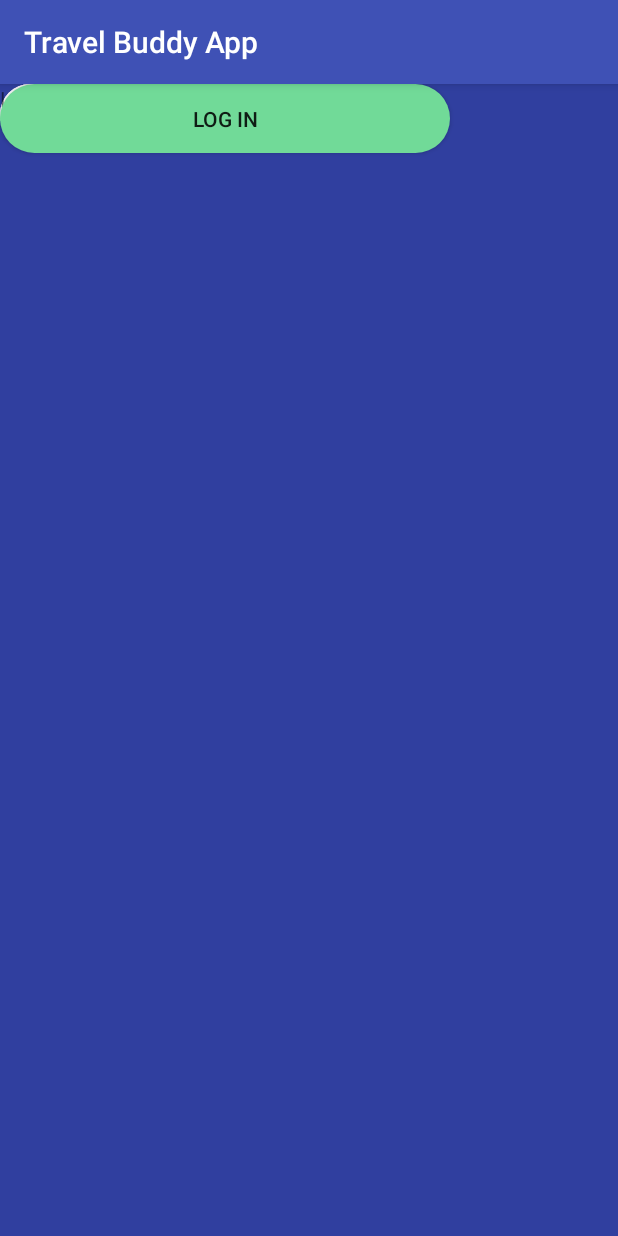
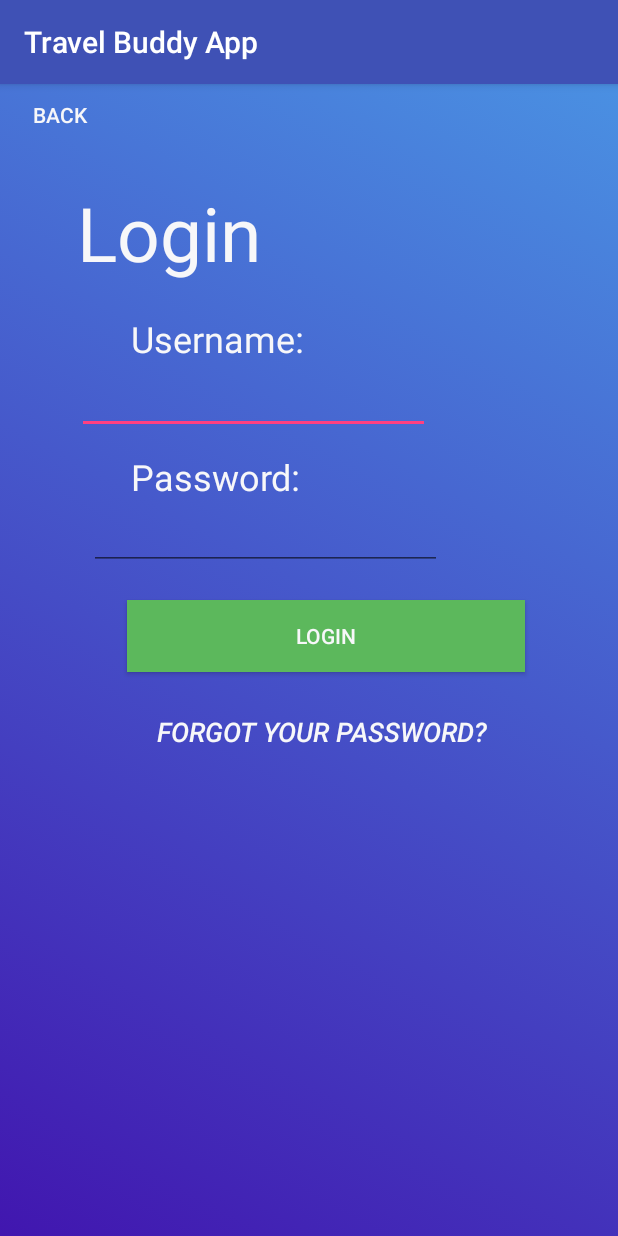
Before and after one commit to ITRW324project/webdev_TravelBuddy, an Android app: the LoginAct screen opened directly, with no data from a screen before it, on a phone screen of 412 x 824 dp. Run offline under Robolectric (Android 15) with nearby library versions, the phone set to English and light mode, and no system bars.

Commit message:
List trip destination UI
Login UI fixed.  Gradient color schemes.  Trip List still needs some rendering

```diff
--- a/Mobile_App/MyApplication/app/src/main/res/drawable/editbutton_Style.xml
+++ b/Mobile_App/MyApplication/app/src/main/res/drawable/editbutton_style.xml
@@ -3,7 +3,7 @@
     <item >
         <shape android:shape="rectangle">
             <corners android:radius="50dp"/>
-            <solid android:color="#71DA98"/>
+            <solid android:color="#5cb85c"/>
         </shape>
     </item>
 </selector>
--- /dev/null
+++ b/Mobile_App/MyApplication/app/src/main/res/drawable/gradient_blue.xml
@@ -0,0 +1,13 @@
+<?xml version="1.0" encoding="utf-8"?>
+<selector xmlns:android="http://schemas.android.com/apk/res/android">
+    <item>
+        <shape>
+            <gradient
+                android:angle="45"
+                android:startColor="#4116af"
+                android:endColor="#4a90e2"
+                android:type="linear"
+                />
+        </shape>
+    </item>
+</selector>
--- a/Mobile_App/MyApplication/app/src/main/res/layout/activity_login.xml
+++ b/Mobile_App/MyApplication/app/src/main/res/layout/activity_login.xml
@@ -4,49 +4,107 @@
     xmlns:tools="http://schemas.android.com/tools"
     android:layout_width="match_parent"
     android:layout_height="match_parent"
-    android:background="@color/colorPrimaryDark"
-    tools:context="travel_buddyapp.travelbuddyapp.LoginAct">
+    tools:context="travel_buddyapp.travelbuddyapp.LoginAct"
+    tools:layout_editor_absoluteY="81dp"
+    tools:layout_editor_absoluteX="0dp"
+    android:background="@drawable/gradient_blue">
 
     <Button
-        android:id="@+id/button"
-        style="@style/ButtonStyle"
-        android:layout_width="300dp"
-        android:layout_height="46dp"
-        android:text="Log in"
-        tools:layout_editor_absoluteX="30dp"
-        tools:layout_editor_absoluteY="336dp" />
+        android:id="@+id/login_button"
+        android:layout_width="265dp"
+        android:layout_height="48dp"
+        android:layout_marginEnd="62dp"
+        android:layout_marginRight="42dp"
+        android:layout_marginStart="62dp"
+        android:layout_marginTop="20dp"
+        android:background="#5cb85c"
+        android:text="Login"
+        android:textColor="#f7f7f9"
+        app:layout_constraintRight_toRightOf="parent"
+        app:layout_constraintTop_toBottomOf="@+id/password_text" />
 
     <EditText
-        android:id="@+id/editText"
-        style="@style/editText_style"
-        android:layout_width="250dp"
+        android:id="@+id/username_text"
+        android:layout_width="235dp"
         android:layout_height="40dp"
+        android:layout_marginLeft="-22dp"
+        android:layout_marginTop="7dp"
         android:inputType="textEmailAddress"
-        tools:layout_editor_absoluteX="56dp"
-        tools:layout_editor_absoluteY="202dp" />
+        app:layout_constraintLeft_toRightOf="@+id/back_button"
+        app:layout_constraintTop_toBottomOf="@+id/username_label" />
 
     <EditText
-        android:id="@+id/editText2"
-        style="@style/editText_style"
-        android:layout_width="250dp"
+        android:id="@+id/password_text"
+        android:layout_width="235dp"
         android:layout_height="40dp"
+        android:layout_marginLeft="8dp"
+        android:layout_marginTop="6dp"
         android:inputType="textPassword"
-        tools:layout_editor_absoluteX="55dp"
-        tools:layout_editor_absoluteY="266dp" />
+        app:layout_constraintLeft_toLeftOf="@+id/username_text"
+        app:layout_constraintTop_toBottomOf="@+id/password_label" />
 
     <TextView
-        android:id="@+id/textView"
-        style="@style/Text_Style"
-        android:text="Forgot your password?"
-        tools:layout_editor_absoluteX="0dp"
-        tools:layout_editor_absoluteY="397dp" />
+        android:id="@+id/login_label"
+        android:layout_width="124dp"
+        android:layout_height="65dp"
+        android:text="Login"
+        android:textColor="#f7f7f9"
+        android:textSize="50sp"
+        android:layout_marginStart="51dp"
+        app:layout_constraintLeft_toLeftOf="parent"
+        app:layout_constraintTop_toTopOf="parent"
+        android:layout_marginTop="65dp"
+        android:layout_marginLeft="73dp" />
+
+    <Button
+        android:id="@+id/back_button"
+        android:layout_width="68dp"
+        android:layout_height="41dp"
+        android:text="Back"
+        android:textColor="#f7f7f9"
+        android:background="@null"
+        android:layout_marginStart="5dp"
+        android:layout_marginLeft="5dp"
+        app:layout_constraintLeft_toLeftOf="parent"
+        app:layout_constraintTop_toTopOf="parent"
+        android:layout_marginTop="0dp" />
 
     <TextView
-        android:id="@+id/textView2"
-        android:layout_width="153dp"
-        android:layout_height="70dp"
-        android:text="Log in"
-        tools:layout_editor_absoluteX="104dp"
-        tools:layout_editor_absoluteY="63dp" />
+        android:id="@+id/username_label"
+        android:layout_width="368dp"
+        android:layout_height="wrap_content"
+        android:textColor="#f7f7f9"
+        android:text="Username:"
+        android:textSize="24sp"
+        app:layout_constraintTop_toTopOf="parent"
+        android:layout_marginTop="153dp"
+        android:layout_marginLeft="87dp"
+        app:layout_constraintLeft_toLeftOf="parent" />
+
+    <TextView
+        android:id="@+id/password_label"
+        android:layout_width="0dp"
+        android:layout_height="wrap_content"
+        android:textColor="#f7f7f9"
+        android:text="Password:"
+        android:textSize="24sp"
+        android:layout_marginLeft="87dp"
+        app:layout_constraintLeft_toLeftOf="parent"
+        android:layout_marginTop="12dp"
+        app:layout_constraintTop_toBottomOf="@+id/username_text" />
+
+    <Button
+        android:id="@+id/forgot_password_button"
+        android:layout_width="wrap_content"
+        android:layout_height="wrap_content"
+        android:layout_marginLeft="20dp"
+        android:layout_marginTop="16dp"
+        android:background="@null"
+        android:textStyle="italic"
+        android:text="Forgot your password?"
+        android:textColor="#f7f7f9"
+        android:textSize="18sp"
+        app:layout_constraintLeft_toLeftOf="@+id/login_button"
+        app:layout_constraintTop_toBottomOf="@+id/login_button" />
 
 </android.support.constraint.ConstraintLayout>
--- a/Mobile_App/MyApplication/app/src/main/res/values/styles.xml
+++ b/Mobile_App/MyApplication/app/src/main/res/values/styles.xml
@@ -19,14 +19,14 @@
 
     <style name="editText_style">
         <item name="android:gravity">center</item>
-        <item name="android:background">@drawable/edittext_Background</item>
+        <item name="android:background">@drawable/edittext_background</item>
         <item name="android:layout_margin">7dp</item>
         <item name="android:layout_width">match_parent</item>
         <item name="android:layout_height">wrap_content</item>
         <item name="android:ems">10</item>
     </style>
 <style name="ButtonStyle">
-    <item name="android:background">@drawable/editbutton_Style</item>
+    <item name="android:background">@drawable/editbutton_style</item>
     <item name="android:layout_width">match_parent</item>
     <item name="android:layout_height">wrap_content</item>
 </style>
```
Also changed, not shown: Mobile_App/MyApplication/app/src/main/AndroidManifest.xml (+7 -2 lines), Mobile_App/MyApplication/app/src/main/java/travel_buddyapp/travelbuddyapp/TripActivity.java (+32 -0 lines), Mobile_App/MyApplication/app/src/main/res/drawable/gradient_green.xml (added, +13 -0 lines), Mobile_App/MyApplication/app/src/main/res/layout/activity_trip.xml (+47 -8 lines), Mobile_App/MyApplication/app/src/main/res/layout/trip_list.xml (added, +18 -0 lines), Mobile_App/MyApplication/app/src/main/res/drawable/edittext_background.xml (renamed from Mobile_App/MyApplication/app/src/main/res/drawable/edittext_Background.xml).
